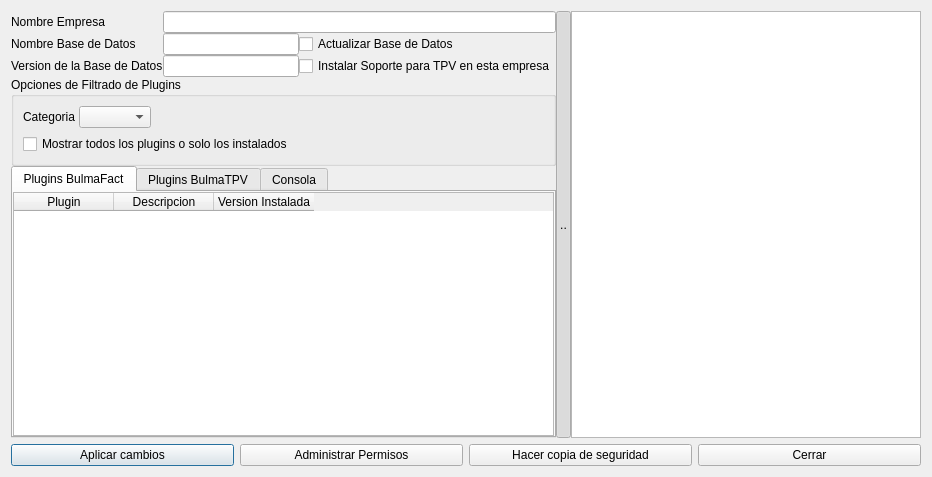
Above: bulmages/bulmasetup/modificarfacturacionbase.ui from eboladev/Bulmages-1 before the change. Below: the same form after it.
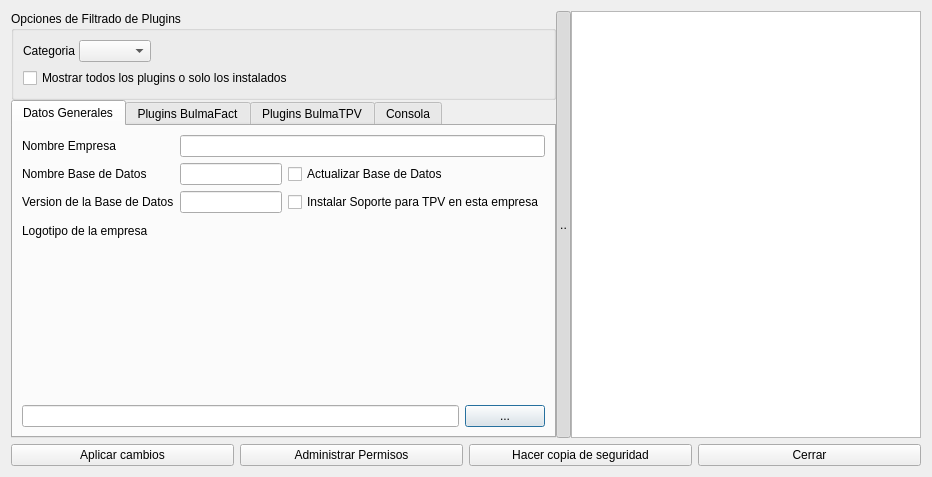
That is the form after the change. Icons and pictures are not drawn.

Commit message: Cambio bulmasetup para que se pueda establecer el logotipo de la empresa y este sea utilizado en todas las plantillas

The edit to the form file:
```diff
--- a/bulmages/bulmasetup/modificarfacturacionbase.ui
+++ b/bulmages/bulmasetup/modificarfacturacionbase.ui
@@ -38,72 +38,7 @@
      <item>
       <layout class="QVBoxLayout" name="verticalLayout_2">
        <item>
-        <layout class="QGridLayout" name="gridLayout">
-         <item row="0" column="0">
-          <widget class="QLabel" name="label">
-           <property name="text">
-            <string>Nombre Empresa</string>
-           </property>
-           <property name="buddy">
-            <cstring>mui_nomempresa</cstring>
-           </property>
-          </widget>
-         </item>
-         <item row="0" column="1" colspan="2">
-          <widget class="QLineEdit" name="mui_nomempresa"/>
-         </item>
-         <item row="1" column="0">
-          <widget class="QLabel" name="label_2">
-           <property name="text">
-            <string>Nombre Base de Datos</string>
-           </property>
-           <property name="buddy">
-            <cstring>mui_nomdb</cstring>
-           </property>
-          </widget>
-         </item>
-         <item row="1" column="1">
-          <widget class="QLineEdit" name="mui_nomdb">
-           <property name="readOnly">
-            <bool>true</bool>
-           </property>
-          </widget>
-         </item>
-         <item row="1" column="2">
-          <widget class="QCheckBox" name="mui_actualizarDB">
-           <property name="text">
-            <string>Actualizar Base de Datos</string>
-           </property>
-           <property name="checked">
-            <bool>false</bool>
-           </property>
-          </widget>
-         </item>
-         <item row="2" column="0">
-          <widget class="QLabel" name="label_3">
-           <property name="text">
-            <string>Version de la Base de Datos</string>
-           </property>
-          </widget>
-         </item>
-         <item row="2" column="1">
-          <widget class="QLineEdit" name="mui_databaserevision">
-           <property name="readOnly">
-            <bool>true</bool>
-           </property>
-          </widget>
-         </item>
-         <item row="2" column="2">
-          <widget class="QCheckBox" name="mui_soporteTPV">
-           <property name="text">
-            <string>Instalar Soporte para TPV en esta empresa</string>
-           </property>
-           <property name="checked">
-            <bool>false</bool>
-           </property>
-          </widget>
-         </item>
-        </layout>
+        <layout class="QGridLayout" name="gridLayout"/>
        </item>
        <item>
         <widget class="QGroupBox" name="groupBox">
@@ -159,6 +94,117 @@
          <property name="currentIndex">
           <number>0</number>
          </property>
+         <widget class="QWidget" name="tab_4">
+          <attribute name="title">
+           <string>Datos Generales</string>
+          </attribute>
+          <layout class="QGridLayout" name="gridLayout_3">
+           <item row="1" column="0">
+            <widget class="QLabel" name="label">
+             <property name="text">
+              <string>Nombre Empresa</string>
+             </property>
+             <property name="buddy">
+              <cstring>mui_nomempresa</cstring>
+             </property>
+            </widget>
+           </item>
+           <item row="1" column="1" colspan="2">
+            <widget class="QLineEdit" name="mui_nomempresa"/>
+           </item>
+           <item row="2" column="0">
+            <widget class="QLabel" name="label_2">
+             <property name="text">
+              <string>Nombre Base de Datos</string>
+             </property>
+             <property name="buddy">
+              <cstring>mui_nomdb</cstring>
+             </property>
+            </widget>
+           </item>
+           <item row="2" column="1">
+            <widget class="QLineEdit" name="mui_nomdb">
+             <property name="readOnly">
+              <bool>true</bool>
+             </property>
+            </widget>
+           </item>
+           <item row="2" column="2">
+            <widget class="QCheckBox" name="mui_actualizarDB">
+             <property name="text">
+              <string>Actualizar Base de Datos</string>
+             </property>
+             <property name="checked">
+              <bool>false</bool>
+             </property>
+            </widget>
+           </item>
+           <item row="3" column="0">
+            <widget class="QLabel" name="label_3">
+             <property name="text">
+              <string>Version de la Base de Datos</string>
+             </property>
+            </widget>
+           </item>
+           <item row="3" column="1">
+            <widget class="QLineEdit" name="mui_databaserevision">
+             <property name="readOnly">
+              <bool>true</bool>
+             </property>
+            </widget>
+           </item>
+           <item row="3" column="2">
+            <widget class="QCheckBox" name="mui_soporteTPV">
+             <property name="text">
+              <string>Instalar Soporte para TPV en esta empresa</string>
+             </property>
+             <property name="checked">
+              <bool>false</bool>
+             </property>
+            </widget>
+           </item>
+           <item row="4" column="0" colspan="3">
+            <layout class="QGridLayout" name="gridLayout_2">
+             <item row="1" column="0">
+              <widget class="QLabel" name="mui_img">
+               <property name="sizePolicy">
+                <sizepolicy hsizetype="Preferred" vsizetype="Expanding">
+                 <horstretch>0</horstretch>
+                 <verstretch>0</verstretch>
+                </sizepolicy>
+               </property>
+               <property name="maximumSize">
+                <size>
+                 <width>400</width>
+                 <height>150</height>
+                </size>
+               </property>
+               <property name="text">
+                <string/>
+               </property>
+              </widget>
+             </item>
+             <item row="2" column="0">
+              <widget class="QLineEdit" name="mui_textfile"/>
+             </item>
+             <item row="2" column="1">
+              <widget class="QPushButton" name="mui_chosefile">
+               <property name="text">
+                <string>...</string>
+               </property>
+              </widget>
+             </item>
+             <item row="0" column="0">
+              <widget class="QLabel" name="label_4">
+               <property name="text">
+                <string>Logotipo de la empresa</string>
+               </property>
+              </widget>
+             </item>
+            </layout>
+           </item>
+          </layout>
+         </widget>
          <widget class="QWidget" name="tab">
           <attribute name="icon">
            <iconset resource="resources.qrc">
```
The commit also changes 10 other files.
